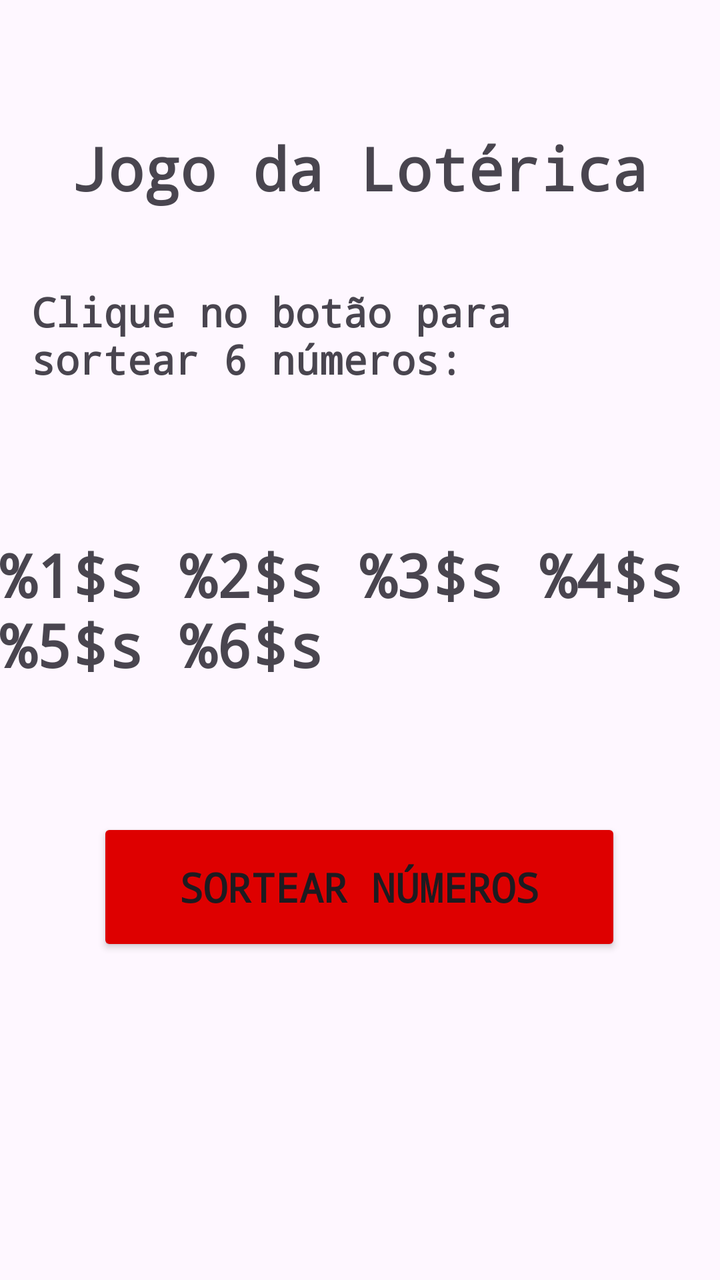
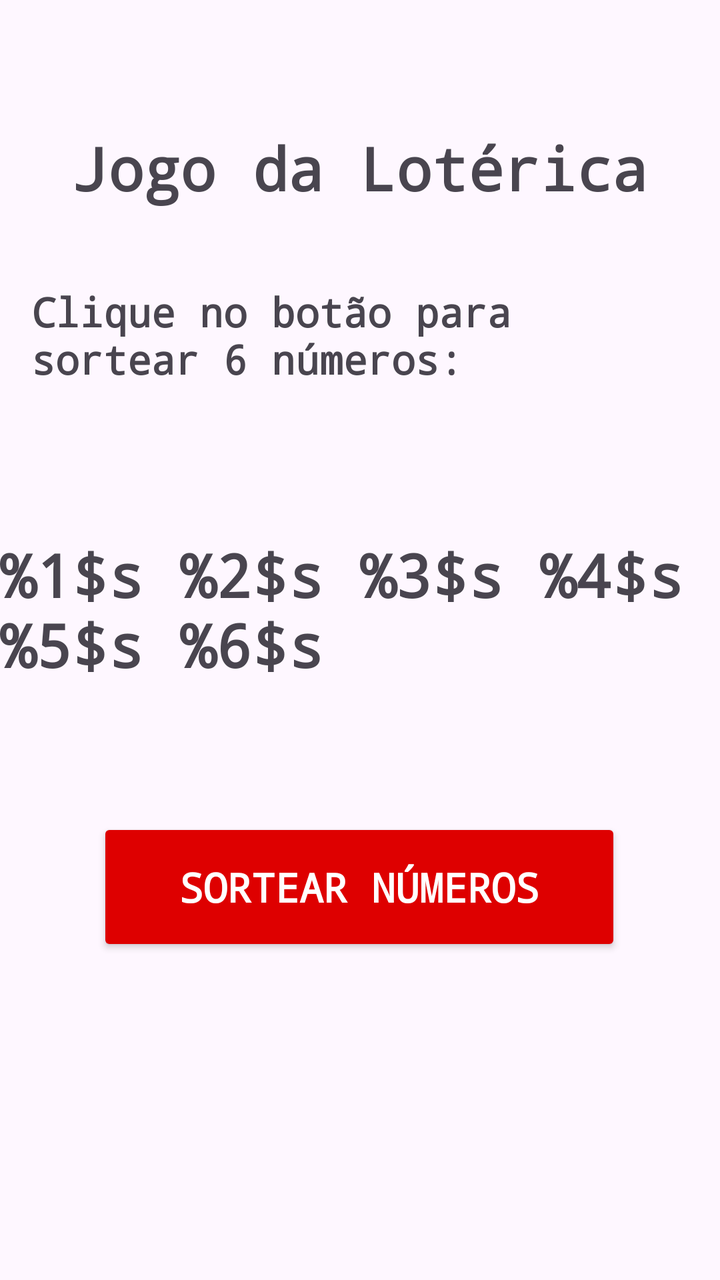

The first picture is an Android layout as it rendered before a commit; the second is the same layout after the commit. The layout source and the unified diff follow.
<!-- AndroidManifest.xml: application theme Theme.JogoLoterica -->
<!-- res/layout/activity_main.xml -->
<?xml version="1.0" encoding="utf-8"?>
<androidx.constraintlayout.widget.ConstraintLayout xmlns:android="http://schemas.android.com/apk/res/android"
    xmlns:app="http://schemas.android.com/apk/res-auto"
    xmlns:tools="http://schemas.android.com/tools"
    android:id="@+id/main"
    android:layout_width="match_parent"
    android:layout_height="match_parent"
    tools:context=".MainActivity">

    <TextView
        android:id="@+id/Titulo"
        android:layout_width="wrap_content"
        android:layout_height="wrap_content"
        android:fontFamily="monospace"
        android:text="Jogo da Lotérica"
        android:textAlignment="center"
        android:textSize="30sp"
        android:textStyle="bold"
        app:layout_constraintBottom_toBottomOf="parent"
        app:layout_constraintEnd_toEndOf="parent"
        app:layout_constraintStart_toStartOf="parent"
        app:layout_constraintTop_toTopOf="parent"
        app:layout_constraintVertical_bias="0.106" />

    <TextView
        android:id="@+id/Acao"
        android:layout_width="329dp"
        android:layout_height="62dp"
        android:fontFamily="monospace"
        android:text="Clique no botão para sortear 6 números:"
        android:textAlignment="center"
        android:textSize="20sp"
        android:textStyle="bold"
        app:layout_constraintBottom_toBottomOf="parent"
        app:layout_constraintEnd_toEndOf="parent"
        app:layout_constraintStart_toStartOf="parent"
        app:layout_constraintTop_toBottomOf="@+id/Titulo"
        app:layout_constraintVertical_bias="0.081" />

    <TextView
        android:id="@+id/textNumeros"
        android:layout_width="wrap_content"
        android:layout_height="wrap_content"
        android:fontFamily="monospace"
        android:text="@string/result"
        android:textAlignment="center"
        android:textSize="30sp"
        android:textStyle="bold"
        app:layout_constraintBottom_toBottomOf="parent"
        app:layout_constraintEnd_toEndOf="parent"
        app:layout_constraintHorizontal_bias="0.495"
        app:layout_constraintStart_toStartOf="parent"
        app:layout_constraintTop_toBottomOf="@+id/Acao"
        app:layout_constraintVertical_bias="0.174" />

    <Button
        android:id="@+id/btnSortear"
        android:layout_width="262dp"
        android:layout_height="69dp"
        android:backgroundTint="#DE0000"
        android:text="Sortear Números"
        android:onClick="sortearNumeros"
        android:fontFamily="monospace"
        android:textSize="20sp"
        android:textAlignment="center"
        android:textStyle="bold"
        app:layout_constraintBottom_toBottomOf="parent"
        app:layout_constraintEnd_toEndOf="parent"
        app:layout_constraintHorizontal_bias="0.498"
        app:layout_constraintStart_toStartOf="parent"
        app:layout_constraintTop_toBottomOf="@+id/textNumeros"
        app:layout_constraintVertical_bias="0.291" />

</androidx.constraintlayout.widget.ConstraintLayout>
<!-- resources referenced by this layout -->
<resources>
  <string name="result">%1$s %2$s %3$s %4$s %5$s %6$s</string>
  <style name="Theme.JogoLoterica" parent="Base.Theme.JogoLoterica" />
  <style name="Base.Theme.JogoLoterica" parent="Theme.Material3.DayNight.NoActionBar">
          
          
      </style>
</resources>

<!-- the commit's change to res/layout/activity_main.xml (unified diff, before → after) -->
@@ -59,6 +59,7 @@
         android:layout_height="69dp"
         android:backgroundTint="#DE0000"
         android:text="Sortear Números"
+        android:textColor="@color/white"
         android:onClick="sortearNumeros"
         android:fontFamily="monospace"
         android:textSize="20sp"
<!-- resource entries referenced after the edit -->
@@ -1,5 +1,6 @@
 <!-- resources referenced by this layout -->
 <resources>
+  <color name="white">#FFFFFFFF</color>
   <string name="result">%1$s %2$s %3$s %4$s %5$s %6$s</string>
   <style name="Theme.JogoLoterica" parent="Base.Theme.JogoLoterica" />
   <style name="Base.Theme.JogoLoterica" parent="Theme.Material3.DayNight.NoActionBar">
